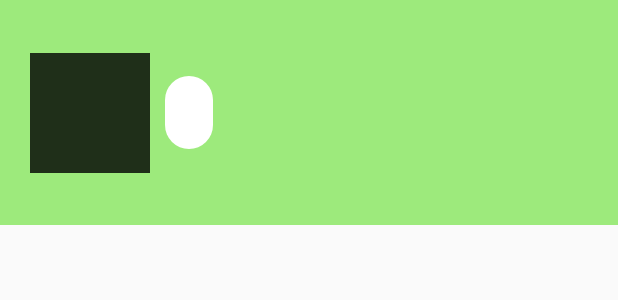
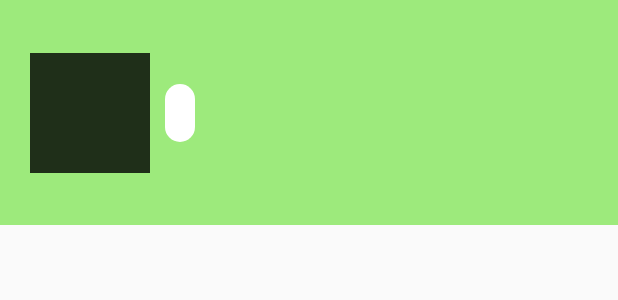
Before and after one commit to enyayoshiki/FireBaseTestApp, an Android app: the layout chat_your_massage.xml on its own in the app's theme, with its tools: preview values and no code run, on a phone screen of 412 x 824 dp. Shown: the top 300 px of the screen. Run offline under Robolectric (Android 15) with nearby library versions, the phone set to English and light mode, and no system bars.

```diff
--- a/app/src/main/res/layout/chat_my_massage.xml
+++ b/app/src/main/res/layout/chat_my_massage.xml
@@ -12,8 +12,9 @@
         android:layout_marginEnd="10dp"
         android:background="@drawable/rounded_edittext"
         android:textColor="@color/black_80"
-        android:textSize="12dp"
+        android:textSize="13dp"
         android:autoSizeMaxTextSize="240dp"
+        android:padding="10dp"
         app:layout_constraintBottom_toBottomOf="parent"
         app:layout_constraintEnd_toStartOf="@id/chat_my_Image"
         app:layout_constraintTop_toTopOf="parent"
--- a/app/src/main/res/layout/chat_your_massage.xml
+++ b/app/src/main/res/layout/chat_your_massage.xml
@@ -12,9 +12,9 @@
         android:layout_margin="10dp"
         android:background="@drawable/rounded_edittext"
         android:textColor="@color/black_80"
-        android:textSize="12dp"
+        android:textSize="13dp"
         android:autoSizeMaxTextSize="240dp"
-        android:padding="16dp"
+        android:padding="10dp"
         app:layout_constraintBottom_toBottomOf="parent"
         app:layout_constraintStart_toEndOf="@id/chat_your_Image"
         app:layout_constraintTop_toTopOf="parent"
```
Also changed, not shown: app/src/main/java/com/example/firebasetestapp/ChatLog.kt (+17 -29 lines).
